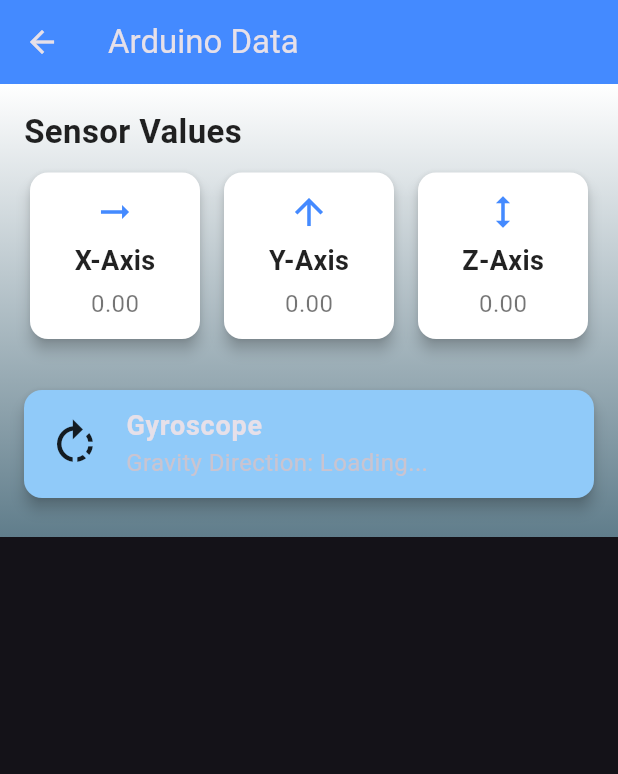
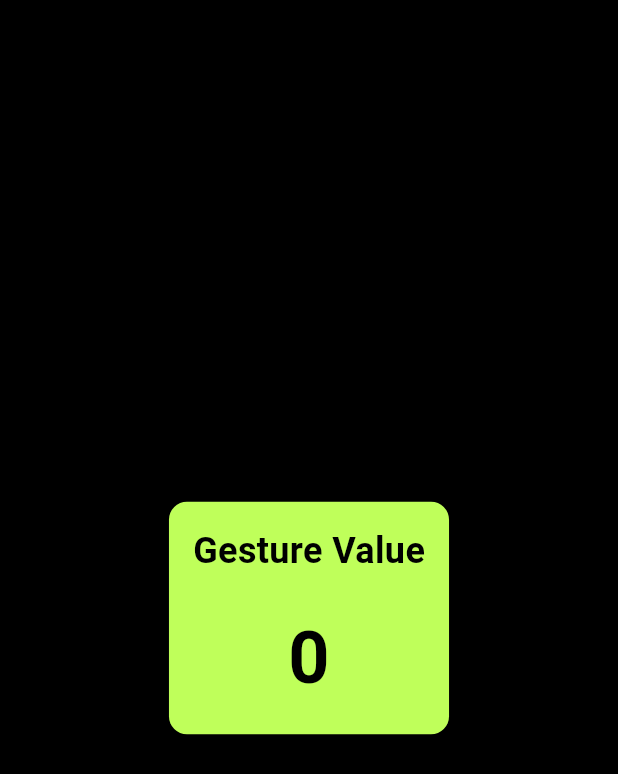
Before and after one commit to JamesMWaller/MobileAndUbiquitousComputing, a Flutter app: the ArduinoDataDisplay screen opened directly, on a phone screen of 412 x 824 dp. Shown: the top 774 px of the screen. Run offline on Flutter 3.47's test engine with Material 3 defaults, Android fonts, the phone set to English and light mode, and no system bars; our stand-ins replace curved_navigation_bar, fl_chart, flutter_blue_plus, image_picker, permission_handler.

Commit message:
reverted back to single gesture value display instead of x,y,z due to crashes

```diff
--- a/flutter_ble/lib/NavToolBar/Items/arduino_data_display.dart
+++ b/flutter_ble/lib/NavToolBar/Items/arduino_data_display.dart
@@ -1,8 +1,10 @@
 import 'package:flutter/material.dart';
+import 'package:provider/provider.dart';
 import '../../Bluetooth/my_bluetooth_service.dart';
+import 'settings/theme_provider.dart'; // Adjust path as needed
 
 class ArduinoDataDisplay extends StatefulWidget {
-  const ArduinoDataDisplay({super.key});
+  const ArduinoDataDisplay({Key? key}) : super(key: key);
 
   @override
   _ArduinoDataDisplayState createState() => _ArduinoDataDisplayState();
@@ -10,42 +12,24 @@ class ArduinoDataDisplay extends StatefulWidget {
 
 class _ArduinoDataDisplayState extends State<ArduinoDataDisplay> {
   final MyBluetoothService _bluetoothService = MyBluetoothService();
-
-  double x = 0.0;
-  double y = 0.0;
-  double z = 0.0;
+  int gestureValue = 0;
 
   @override
   void initState() {
     super.initState();
     _bluetoothService.connectToDevice().then((connected) {
       if (connected) {
-        _updateSensorData();
+        _updateGestureData();
       }
     });
   }
 
-  Future<void> _updateSensorData() async {
+  Future<void> _updateGestureData() async {
     while (mounted) {
-      // Read the gravity direction (even if you don't need to set it here)
-      String gravityDirection =
-          'a'; //todo: await _bluetoothService.getGravityDirection();
-
-      // Read raw data from characteristics
-      var xRaw = [
-        1
-      ]; //todo: await _bluetoothService.xCharacteristic?.read() ?? [0];
-      var yRaw = [
-        2
-      ]; //todo: await _bluetoothService.yCharacteristic?.read() ?? [0];
-      var zRaw = [
-        3
-      ]; //todo: await _bluetoothService.zCharacteristic?.read() ?? [0];
-
+      var rawData =
+          await _bluetoothService.gestureCharacteristic?.read() ?? [0];
       setState(() {
-        x = xRaw[0].toDouble();
-        y = yRaw[0].toDouble();
-        z = zRaw[0].toDouble();
+        gestureValue = rawData[0];
       });
       await Future.delayed(const Duration(milliseconds: 200));
     }
@@ -59,67 +43,30 @@ class _ArduinoDataDisplayState extends State<ArduinoDataDisplay> {
 
   @override
   Widget build(BuildContext context) {
+    // Get the current theme mode from the provider
+    final themeProvider = Provider.of<ThemeProvider>(context);
+    bool isDarkMode = themeProvider.isDarkMode;
+
     return Scaffold(
-      // AppBar with a distinct background color
-      appBar: AppBar(
-        title: const Text("Arduino Data"),
-        backgroundColor: Colors.blueAccent,
-      ),
-      // A subtle gradient background for the body
+      backgroundColor: isDarkMode ? Colors.black : Colors.white,
       body: Container(
-        decoration: const BoxDecoration(
-          gradient: LinearGradient(
-            colors: [Colors.white, Colors.blueGrey],
-            begin: Alignment.topCenter,
-            end: Alignment.bottomCenter,
-          ),
-        ),
+        decoration: isDarkMode
+            ? const BoxDecoration(color: Colors.black)
+            : const BoxDecoration(
+                gradient: LinearGradient(
+                  colors: [Colors.white, Colors.white],
+                  begin: Alignment.topCenter,
+                  end: Alignment.bottomCenter,
+                ),
+              ),
         child: Padding(
           padding: const EdgeInsets.all(16.0),
-          // Use a SingleChildScrollView if you expect overflow
-          child: SingleChildScrollView(
-            child: Column(
-              crossAxisAlignment: CrossAxisAlignment.start,
-              children: [
-                // A heading or subtitle
-                const Text(
-                  'Sensor Values',
-                  style: TextStyle(
-                    fontSize: 22,
-                    fontWeight: FontWeight.bold,
-                    color: Colors.black87,
-                  ),
-                ),
-                const SizedBox(height: 8),
-                // Row of X, Y, Z axis cards
-                Row(
-                  children: [
-                    Expanded(
-                        child:
-                            _buildAxisCard("X-Axis", x, Icons.arrow_right_alt)),
-                    const SizedBox(width: 8),
-                    Expanded(
-                        child: _buildAxisCard("Y-Axis", y, Icons.arrow_upward)),
-                    const SizedBox(width: 8),
-                    Expanded(child: _buildAxisCard("Z-Axis", z, Icons.height)),
-                  ],
-                ),
-                const SizedBox(height: 20),
-                // Gravity direction
-                StreamBuilder<String>(
-                  stream:
-                      null, //todo: _bluetoothService.gravityDirectionStream,
-                  builder: (context, snapshot) {
-                    String gravityDirection = snapshot.data ?? "Loading...";
-                    return _buildDataCard(
-                      "Gyroscope",
-                      "Gravity Direction: $gravityDirection",
-                      icon: Icons.rotate_right,
-                      cardColor: Colors.blue.shade200,
-                    );
-                  },
-                ),
-              ],
+          child: Center(
+            child: _buildDataCard(
+              "Gesture Value",
+              "$gestureValue",
+              cardColor: isDarkMode ? const Color(0xFFBFFF5A) : Colors.white,
+              textColor: isDarkMode ? Colors.black : Colors.black87,
             ),
           ),
         ),
@@ -127,32 +74,38 @@ class _ArduinoDataDisplayState extends State<ArduinoDataDisplay> {
     );
   }
 
-  /// Builds a card to show a single axis value with an icon
-  Widget _buildAxisCard(String axisLabel, double value, IconData icon) {
+  Widget _buildDataCard(
+    String title,
+    String value, {
+    Color cardColor = Colors.white,
+    Color textColor = Colors.black,
+  }) {
     return Card(
       elevation: 4,
-      color: Colors.white,
+      color: cardColor,
+      margin: const EdgeInsets.symmetric(vertical: 10),
       shape: RoundedRectangleBorder(borderRadius: BorderRadius.circular(12)),
       child: Padding(
-        padding: const EdgeInsets.symmetric(vertical: 12, horizontal: 8),
+        padding: const EdgeInsets.all(16.0),
         child: Column(
+          mainAxisSize: MainAxisSize.min,
+          mainAxisAlignment: MainAxisAlignment.center,
           children: [
-            Icon(icon, size: 28, color: Colors.blueAccent),
-            const SizedBox(height: 6),
             Text(
-              axisLabel,
-              style: const TextStyle(
+              title,
+              style: TextStyle(
                 fontWeight: FontWeight.bold,
-                fontSize: 18,
-                color: Colors.black87,
+                fontSize: 24,
+                color: textColor,
               ),
             ),
-            const SizedBox(height: 4),
+            const SizedBox(height: 20),
             Text(
-              value.toStringAsFixed(2),
-              style: const TextStyle(
-                fontSize: 16,
-                color: Colors.black54,
+              value,
+              style: TextStyle(
+                fontWeight: FontWeight.bold,
+                fontSize: 48,
+                color: textColor,
               ),
             ),
           ],
@@ -160,34 +113,4 @@ class _ArduinoDataDisplayState extends State<ArduinoDataDisplay> {
       ),
     );
   }
-
-  /// A reusable card builder for other data (e.g., gravity direction)
-  Widget _buildDataCard(
-    String title,
-    String value, {
-    IconData? icon,
-    Color cardColor = Colors.white,
-  }) {
-    return Card(
-      elevation: 4,
-      color: cardColor,
-      margin: const EdgeInsets.symmetric(vertical: 10),
-      shape: RoundedRectangleBorder(borderRadius: BorderRadius.circular(12)),
-      child: ListTile(
-        leading:
-            icon != null ? Icon(icon, size: 36, color: Colors.black87) : null,
-        title: Text(
-          title,
-          style: const TextStyle(
-            fontWeight: FontWeight.bold,
-            fontSize: 18,
-          ),
-        ),
-        subtitle: Text(
-          value,
-          style: const TextStyle(fontSize: 16),
-        ),
-      ),
-    );
-  }
 }
```
